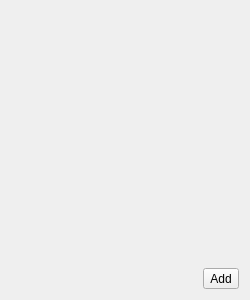
This is interface/sensorwidget.ui in Kuszki/AVR-Monitor as Qt 5 draws it before an edit. The edited form follows.
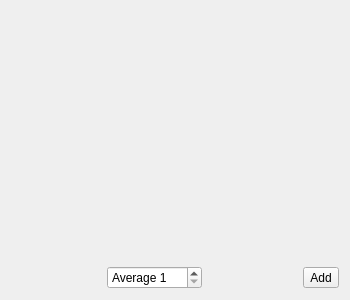
This is the edited form. Icons and pictures are not drawn.

The edit to the form file:
```diff
--- a/interface/sensorwidget.ui
+++ b/interface/sensorwidget.ui
@@ -6,7 +6,7 @@
    <rect>
     <x>0</x>
     <y>0</y>
-    <width>250</width>
+    <width>350</width>
     <height>300</height>
    </rect>
   </property>
@@ -14,7 +14,20 @@
    <string>Sensors</string>
   </property>
   <layout class="QGridLayout" name="gridLayout">
-   <item row="1" column="1">
+   <item row="1" column="0">
+    <spacer name="leftSpacer">
+     <property name="orientation">
+      <enum>Qt::Horizontal</enum>
+     </property>
+     <property name="sizeHint" stdset="0">
+      <size>
+       <width>0</width>
+       <height>0</height>
+      </size>
+     </property>
+    </spacer>
+   </item>
+   <item row="1" column="3">
     <widget class="QToolButton" name="addButton">
      <property name="text">
       <string>Add</string>
@@ -25,8 +38,27 @@
      </property>
     </widget>
    </item>
-   <item row="1" column="0">
-    <spacer name="horizontalSpacer">
+   <item row="1" column="1">
+    <widget class="QSpinBox" name="Average">
+     <property name="sizePolicy">
+      <sizepolicy hsizetype="Fixed" vsizetype="Fixed">
+       <horstretch>0</horstretch>
+       <verstretch>0</verstretch>
+      </sizepolicy>
+     </property>
+     <property name="prefix">
+      <string>Average </string>
+     </property>
+     <property name="minimum">
+      <number>1</number>
+     </property>
+     <property name="maximum">
+      <number>150</number>
+     </property>
+    </widget>
+   </item>
+   <item row="1" column="2">
+    <spacer name="rightSpacer">
      <property name="orientation">
       <enum>Qt::Horizontal</enum>
      </property>
@@ -38,7 +70,7 @@
      </property>
     </spacer>
    </item>
-   <item row="0" column="0" colspan="2">
+   <item row="0" column="0" colspan="4">
     <widget class="QScrollArea" name="scrollArea">
      <property name="frameShape">
       <enum>QFrame::NoFrame</enum>
@@ -51,8 +83,8 @@
        <rect>
         <x>0</x>
         <y>0</y>
-        <width>232</width>
-        <height>253</height>
+        <width>332</width>
+        <height>247</height>
        </rect>
       </property>
       <layout class="QVBoxLayout" name="sensorsLayout"/>
```
Left out of the diff: 22 changed lines with no effect on the pictures.
